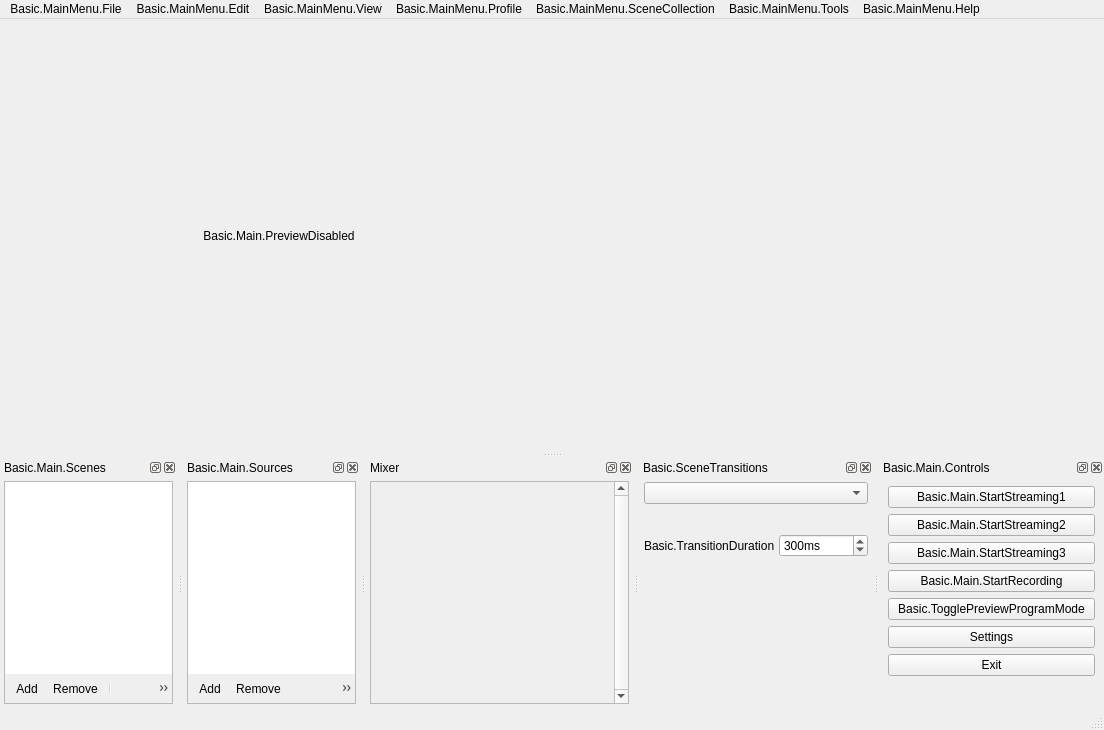
This is UI/forms/OBSBasic.ui in Winding6636/obs_mod as Qt 5 draws it before an edit. The edited form follows.
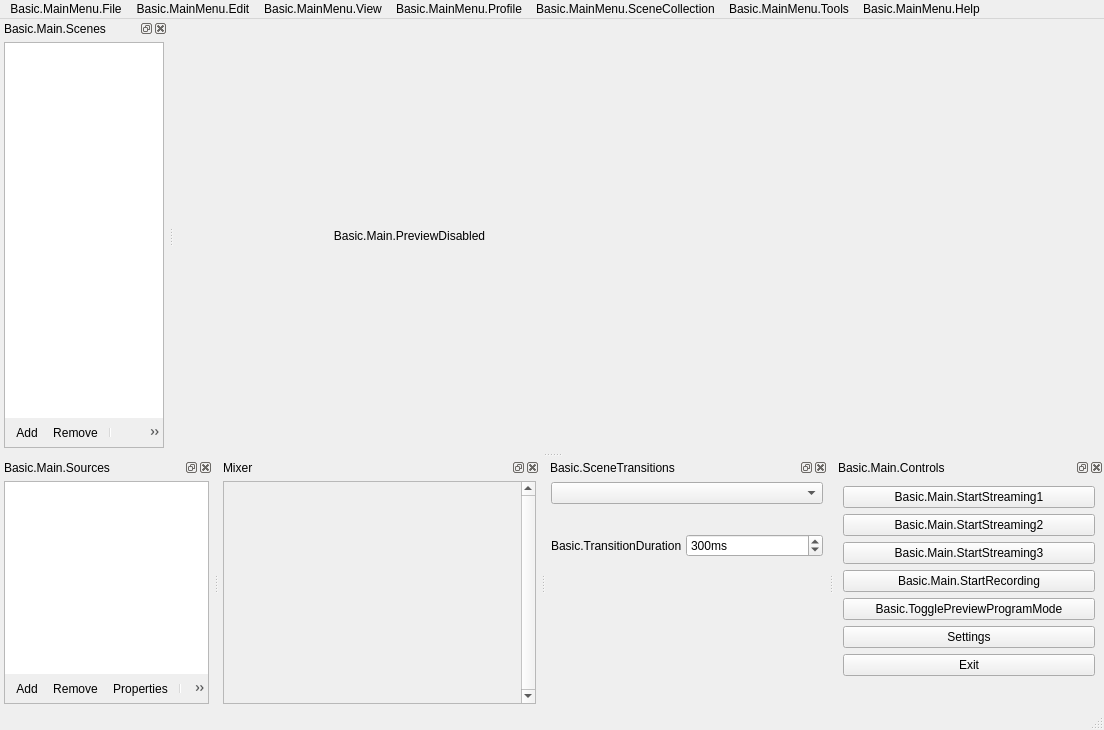
This is the edited form. Icons and pictures are not drawn. Custom widgets are drawn as their Qt base class.

Patch:
```diff
--- a/UI/forms/OBSBasic.ui
+++ b/UI/forms/OBSBasic.ui
@@ -333,7 +333,7 @@
     <string>Basic.Main.Scenes</string>
    </property>
    <attribute name="dockWidgetArea">
-    <number>8</number>
+    <number>1</number>
    </attribute>
    <widget class="QWidget" name="dockWidgetContents_2">
     <layout class="QVBoxLayout" name="verticalLayout_6">
```
Left out of the diff: 8 changed lines with no effect on the pictures.
